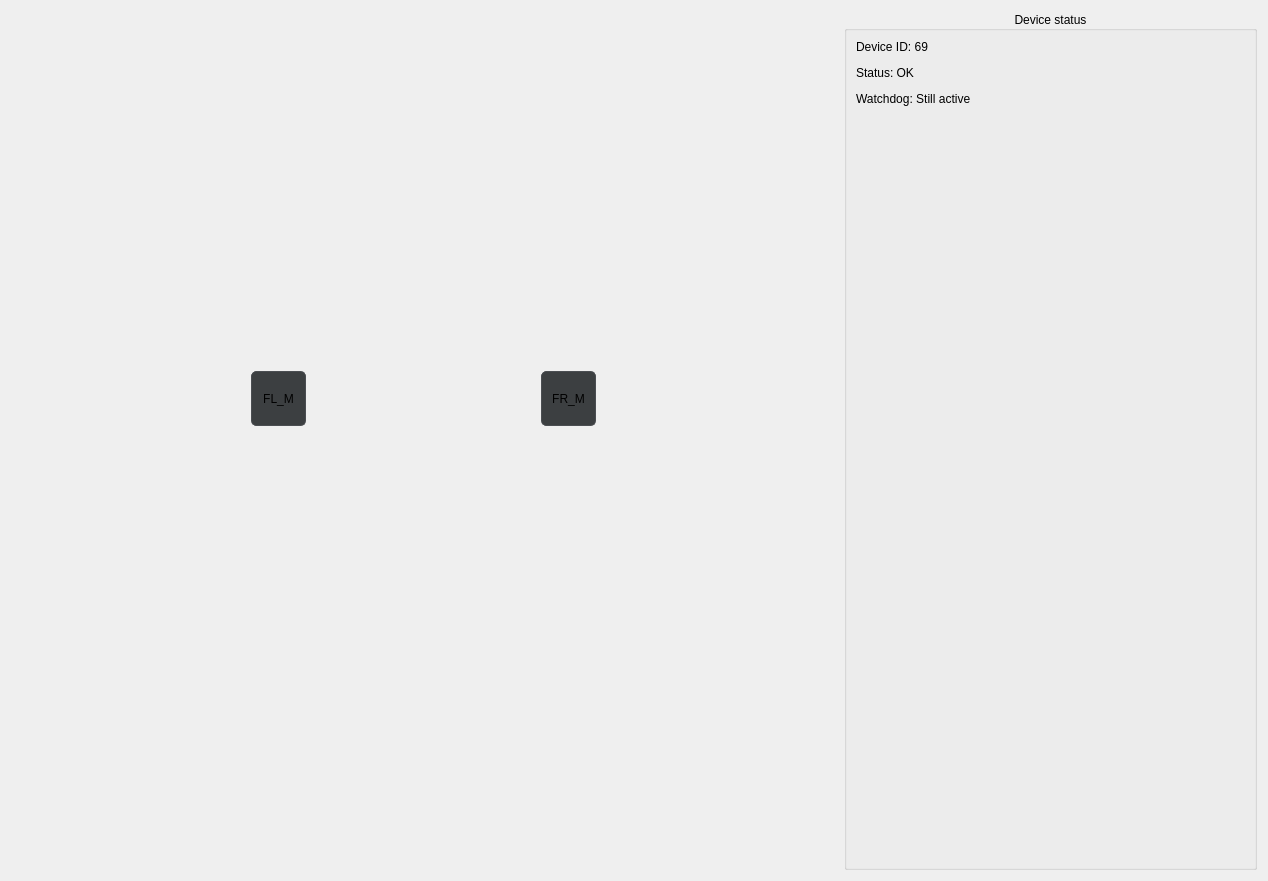
This is rover_gui/ui/ui/DeviceStatus.ui in robotique-udes/rover as Qt 5 draws it before an edit. The edited form follows.
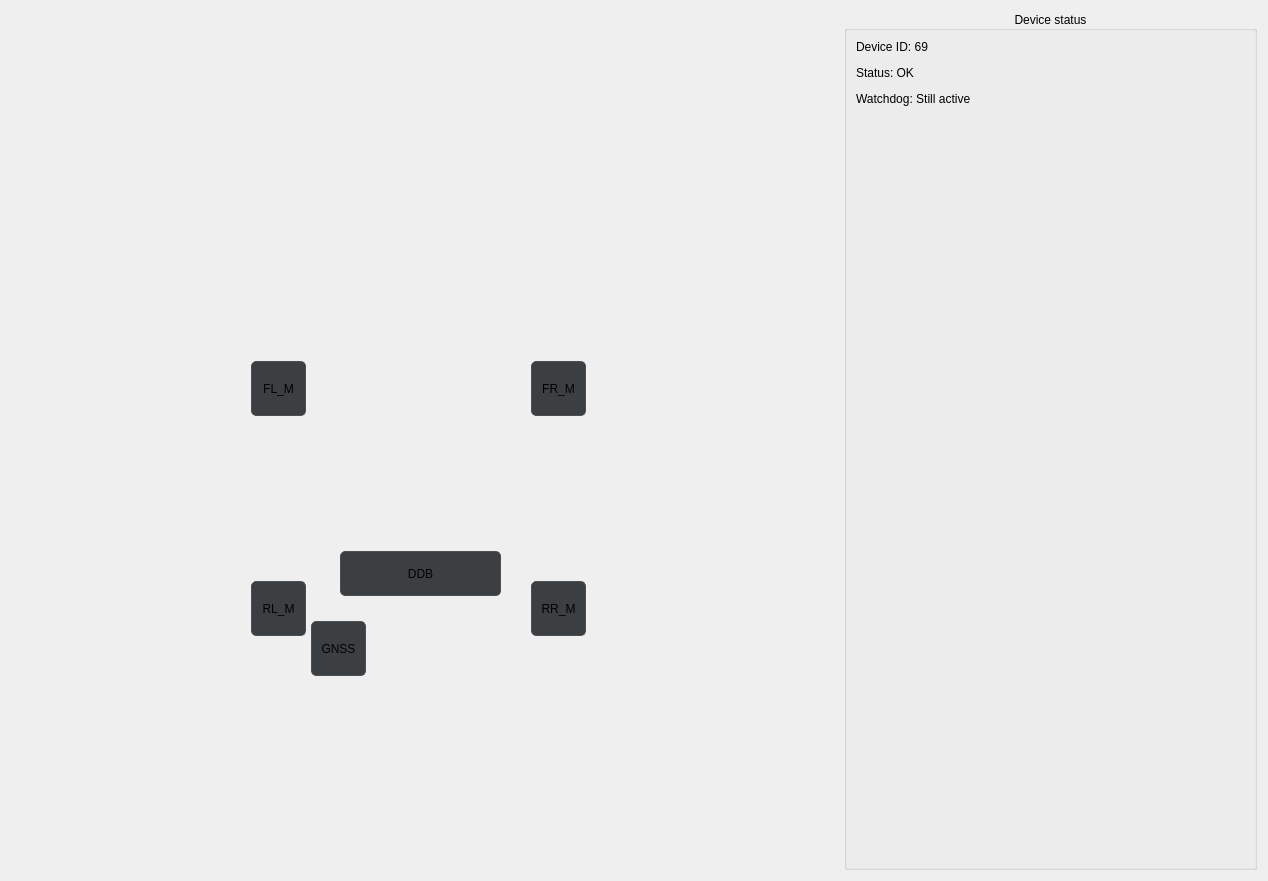
This is the edited form. Icons and pictures are not drawn.

What changed in the file:
```diff
--- a/rover_gui/ui/ui/DeviceStatus.ui
+++ b/rover_gui/ui/ui/DeviceStatus.ui
@@ -50,8 +50,8 @@
      <widget class="QPushButton" name="frontrightMotor">
       <property name="geometry">
        <rect>
-        <x>530</x>
-        <y>360</y>
+        <x>520</x>
+        <y>350</y>
         <width>55</width>
         <height>55</height>
        </rect>
@@ -102,7 +102,7 @@
       <property name="geometry">
        <rect>
         <x>240</x>
-        <y>360</y>
+        <y>350</y>
         <width>55</width>
         <height>55</height>
        </rect>
@@ -146,6 +146,204 @@
        <bool>false</bool>
       </property>
      </widget>
+     <widget class="QPushButton" name="rearleftMotor">
+      <property name="geometry">
+       <rect>
+        <x>240</x>
+        <y>570</y>
+        <width>55</width>
+        <height>55</height>
+       </rect>
+      </property>
+      <property name="sizePolicy">
+       <sizepolicy hsizetype="Fixed" vsizetype="Fixed">
+        <horstretch>0</horstretch>
+        <verstretch>0</verstretch>
+       </sizepolicy>
+      </property>
+      <property name="minimumSize">
+       <size>
+        <width>55</width>
+        <height>55</height>
+       </size>
+      </property>
+      <property name="maximumSize">
+       <size>
+        <width>55</width>
+        <height>55</height>
+       </size>
+      </property>
+      <property name="styleSheet">
+       <string notr="true">QPushButton {
+    background-color: #3c3f41;
+    border: 1px solid #4b4e52;
+    border-radius: 5px;
+    padding: 5px 10px;
+}</string>
+      </property>
+      <property name="text">
+       <string>RL_M</string>
+      </property>
+      <property name="checkable">
+       <bool>false</bool>
+      </property>
+      <property name="autoDefault">
+       <bool>false</bool>
+      </property>
+      <property name="flat">
+       <bool>false</bool>
+      </property>
+     </widget>
+     <widget class="QPushButton" name="rearrightMotor">
+      <property name="geometry">
+       <rect>
+        <x>520</x>
+        <y>570</y>
+        <width>55</width>
+        <height>55</height>
+       </rect>
+      </property>
+      <property name="sizePolicy">
+       <sizepolicy hsizetype="Fixed" vsizetype="Fixed">
+        <horstretch>0</horstretch>
+        <verstretch>0</verstretch>
+       </sizepolicy>
+      </property>
+      <property name="minimumSize">
+       <size>
+        <width>55</width>
+        <height>55</height>
+       </size>
+      </property>
+      <property name="maximumSize">
+       <size>
+        <width>55</width>
+        <height>55</height>
+       </size>
+      </property>
+      <property name="autoFillBackground">
+       <bool>false</bool>
+      </property>
+      <property name="styleSheet">
+       <string notr="true">QPushButton {
+    background-color: #3c3f41;
+    border: 1px solid #4b4e52;
+    border-radius: 5px;
+    padding: 5px 10px;
+}</string>
+      </property>
+      <property name="text">
+       <string>RR_M</string>
+      </property>
+      <property name="checkable">
+       <bool>false</bool>
+      </property>
+      <property name="autoDefault">
+       <bool>false</bool>
+      </property>
+      <property name="flat">
+       <bool>false</bool>
+      </property>
+     </widget>
+     <widget class="QPushButton" name="ddbController">
+      <property name="geometry">
+       <rect>
+        <x>329</x>
+        <y>540</y>
+        <width>161</width>
+        <height>45</height>
+       </rect>
+      </property>
+      <property name="sizePolicy">
+       <sizepolicy hsizetype="Fixed" vsizetype="Fixed">
+        <horstretch>0</horstretch>
+        <verstretch>0</verstretch>
+       </sizepolicy>
+      </property>
+      <property name="minimumSize">
+       <size>
+        <width>45</width>
+        <height>45</height>
+       </size>
+      </property>
+      <property name="maximumSize">
+       <size>
+        <width>3000</width>
+        <height>3000</height>
+       </size>
+      </property>
+      <property name="autoFillBackground">
+       <bool>false</bool>
+      </property>
+      <property name="styleSheet">
+       <string notr="true">QPushButton {
+    background-color: #3c3f41;
+    border: 1px solid #4b4e52;
+    border-radius: 5px;
+    padding: 5px 10px;
+}</string>
+      </property>
+      <property name="text">
+       <string>DDB</string>
+      </property>
+      <property name="checkable">
+       <bool>false</bool>
+      </property>
+      <property name="autoDefault">
+       <bool>false</bool>
+      </property>
+      <property name="flat">
+       <bool>false</bool>
+      </property>
+     </widget>
+     <widget class="QPushButton" name="gnss">
+      <property name="geometry">
+       <rect>
+        <x>300</x>
+        <y>610</y>
+        <width>55</width>
+        <height>55</height>
+       </rect>
+      </property>
+      <property name="sizePolicy">
+       <sizepolicy hsizetype="Fixed" vsizetype="Fixed">
+        <horstretch>0</horstretch>
+        <verstretch>0</verstretch>
+       </sizepolicy>
+      </property>
+      <property name="minimumSize">
+       <size>
+        <width>55</width>
+        <height>55</height>
+       </size>
+      </property>
+      <property name="maximumSize">
+       <size>
+        <width>55</width>
+        <height>55</height>
+       </size>
+      </property>
+      <property name="styleSheet">
+       <string notr="true">QPushButton {
+    background-color: #3c3f41;
+    border: 1px solid #4b4e52;
+    border-radius: 5px;
+    padding: 5px 10px;
+}</string>
+      </property>
+      <property name="text">
+       <string>GNSS</string>
+      </property>
+      <property name="checkable">
+       <bool>false</bool>
+      </property>
+      <property name="autoDefault">
+       <bool>false</bool>
+      </property>
+      <property name="flat">
+       <bool>false</bool>
+      </property>
+     </widget>
     </widget>
    </item>
    <item>
```
